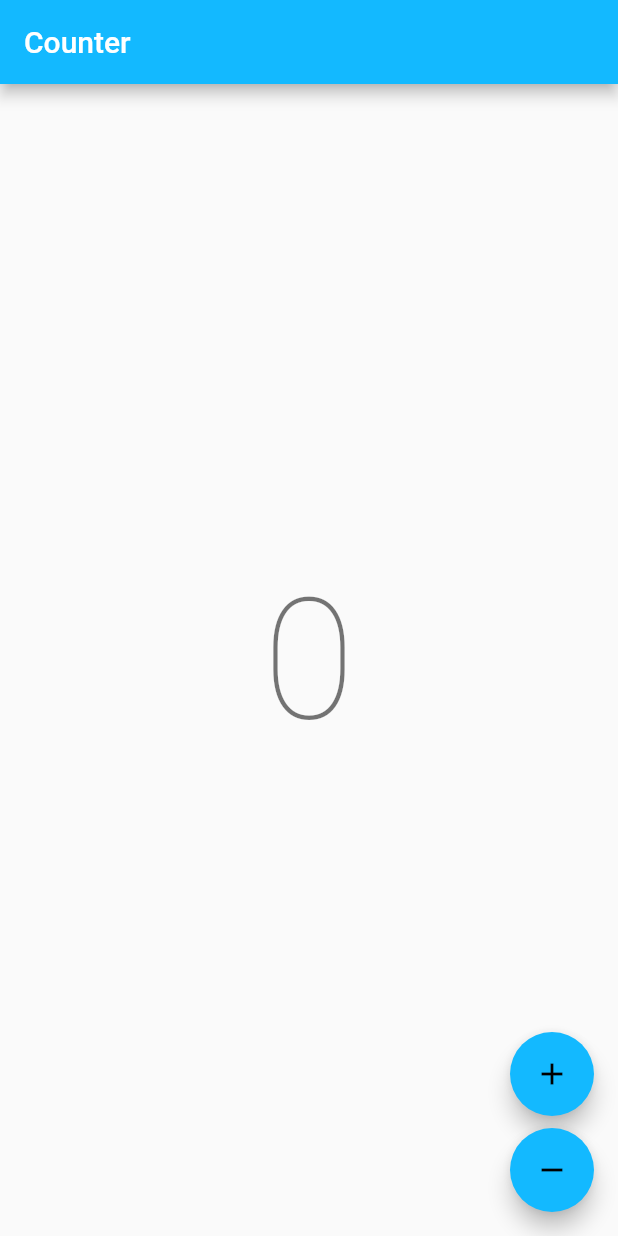
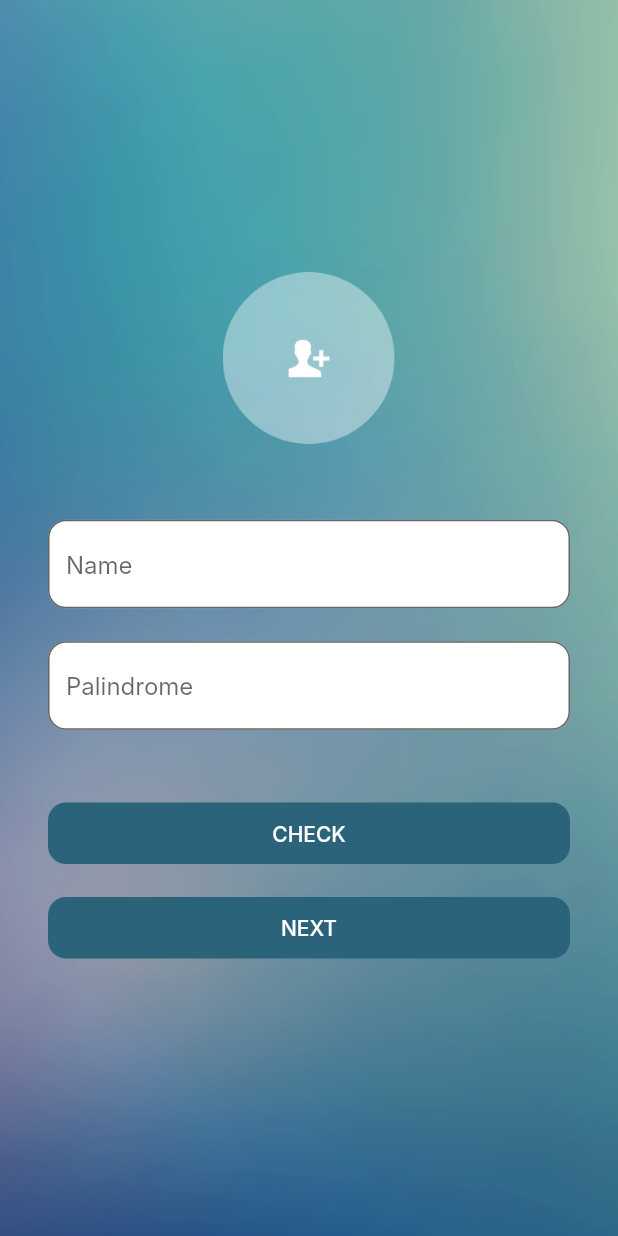
Before and after one commit to SimiPrambos/suitmedia-intern-test, a Flutter app: the screen it shows after launch, on a phone screen of 412 x 824 dp. Run offline on Flutter 3.47's test engine with Material 2 defaults, Android fonts, the phone set to English and light mode, and no system bars; our stand-ins replace bloc, flutter_bloc; generated files the repository leaves out were written again; Roboto replaces fonts that are missing (Inter).

Commit message:
feat: slicing home page

```diff
--- a/lib/app/view/app.dart
+++ b/lib/app/view/app.dart
@@ -1,7 +1,8 @@
 import 'package:flutter/material.dart';
 import 'package:flutter_localizations/flutter_localizations.dart';
-import 'package:suitmedia/counter/counter.dart';
+import 'package:suitmedia/home/home.dart';
 import 'package:suitmedia/l10n/l10n.dart';
+import 'package:suitmedia/theme/theme.dart';
 
 class App extends StatelessWidget {
   const App({Key? key}) : super(key: key);
@@ -9,18 +10,13 @@ class App extends StatelessWidget {
   @override
   Widget build(BuildContext context) {
     return MaterialApp(
-      theme: ThemeData(
-        appBarTheme: const AppBarTheme(color: Color(0xFF13B9FF)),
-        colorScheme: ColorScheme.fromSwatch(
-          accentColor: const Color(0xFF13B9FF),
-        ),
-      ),
+      theme: AppTheme.light,
       localizationsDelegates: const [
         AppLocalizations.delegate,
         GlobalMaterialLocalizations.delegate,
       ],
       supportedLocales: AppLocalizations.supportedLocales,
-      home: const CounterPage(),
+      home: const HomePage(),
     );
   }
 }
--- /dev/null
+++ b/lib/home/home.dart
@@ -0,0 +1 @@
+export 'view/home_page.dart';
--- /dev/null
+++ b/lib/home/view/home_page.dart
@@ -0,0 +1,52 @@
+import 'package:flutter/material.dart';
+
+class HomePage extends StatelessWidget {
+  const HomePage({Key? key}) : super(key: key);
+
+  @override
+  Widget build(BuildContext context) {
+    return Scaffold(
+      body: Stack(
+        children: [
+          Image.asset(
+            'assets/images/background.png',
+            height: double.maxFinite,
+            fit: BoxFit.cover,
+          ),
+          Padding(
+            padding: const EdgeInsets.all(32),
+            child: Column(
+              mainAxisAlignment: MainAxisAlignment.center,
+              crossAxisAlignment: CrossAxisAlignment.stretch,
+              children: [
+                Image.asset(
+                  'assets/images/btn_add_photo.png',
+                  width: 115,
+                  height: 115,
+                ),
+                const SizedBox(height: 50),
+                const TextField(
+                  decoration: InputDecoration(hintText: 'Name'),
+                ),
+                const SizedBox(height: 22),
+                const TextField(
+                  decoration: InputDecoration(hintText: 'Palindrome'),
+                ),
+                const SizedBox(height: 45),
+                TextButton(
+                  onPressed: () {},
+                  child: const Text('CHECK'),
+                ),
+                const SizedBox(height: 15),
+                TextButton(
+                  onPressed: () {},
+                  child: const Text('NEXT'),
+                ),
+              ],
+            ),
+          ),
+        ],
+      ),
+    );
+  }
+}
--- /dev/null
+++ b/lib/theme/theme.dart
@@ -0,0 +1,37 @@
+import 'package:flutter/material.dart';
+import 'package:flutter/services.dart';
+
+mixin AppTheme {
+  static const primaryColor = Color.fromRGBO(43, 99, 123, 1);
+
+  static ThemeData light = ThemeData(
+    brightness: Brightness.light,
+    primaryColor: primaryColor,
+    fontFamily: 'Inter',
+
+    // AppBar
+    appBarTheme: const AppBarTheme(
+      systemOverlayStyle: SystemUiOverlayStyle.light,
+    ),
+
+    // button
+    textButtonTheme: TextButtonThemeData(
+      style: TextButton.styleFrom(
+        primary: Colors.white,
+        backgroundColor: primaryColor,
+        padding: const EdgeInsets.symmetric(vertical: 12),
+        shape: RoundedRectangleBorder(
+          borderRadius: BorderRadius.circular(12),
+        ),
+      ),
+    ),
+
+    inputDecorationTheme: InputDecorationTheme(
+      border: OutlineInputBorder(
+        borderRadius: BorderRadius.circular(12),
+      ),
+      fillColor: Colors.white,
+      filled: true,
+    ),
+  );
+}
--- a/pubspec.yaml
+++ b/pubspec.yaml
@@ -25,3 +25,5 @@ dev_dependencies:
 flutter:
   uses-material-design: true
   generate: true
+  assets:
+    - assets/images/
```
Also changed, not shown: assets/images/background.png (added), assets/images/btn_add_photo.png (added), 1 other file.
